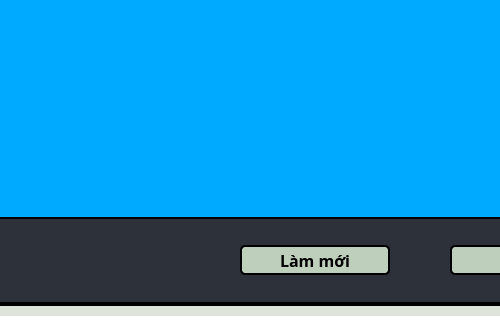
Before: the Qt Designer form attendance.ui in cdghhhiilnnotu/Face-Attendance-CLIENT, drawn with Qt 5; both pictures show x 313 to 813 and y 400 to 720 of the 1280 by 720 pixel window.
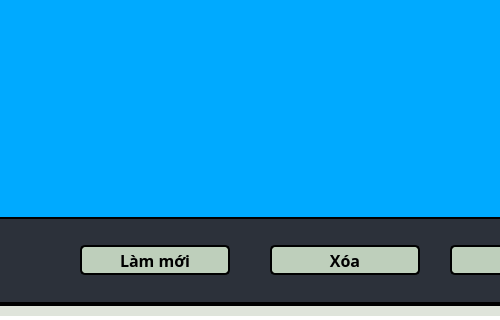
After: the same form once the commit is applied. The open tabs and pages were chosen to show the change. Icons and pictures are not drawn.

The edit to the form file:
```diff
--- a/attendance.ui
+++ b/attendance.ui
@@ -1554,7 +1554,7 @@
                     <widget class="QPushButton" name="recognize_refresh_btn">
                      <property name="geometry">
                       <rect>
-                       <x>470</x>
+                       <x>310</x>
                        <y>20</y>
                        <width>150</width>
                        <height>30</height>
@@ -1592,6 +1592,47 @@
                       </size>
                      </property>
                     </widget>
+                    <widget class="QPushButton" name="recognize_delete_btn">
+                     <property name="geometry">
+                      <rect>
+                       <x>500</x>
+                       <y>20</y>
+                       <width>150</width>
+                       <height>30</height>
+                      </rect>
+                     </property>
+                     <property name="minimumSize">
+                      <size>
+                       <width>150</width>
+                       <height>30</height>
+                      </size>
+                     </property>
+                     <property name="font">
+                      <font>
+                       <family>Cascadia Code</family>
+                       <pointsize>12</pointsize>
+                       <weight>75</weight>
+                       <bold>true</bold>
+                      </font>
+                     </property>
+                     <property name="styleSheet">
+                      <string notr="true">background-color: rgb(190,207,187);
+color: rgb(0,0,0);
+border-radius: 5px;
+border: 2px solid #000;
+font-weight: bold;
+font-size: 12pt;</string>
+                     </property>
+                     <property name="text">
+                      <string>Xóa</string>
+                     </property>
+                     <property name="iconSize">
+                      <size>
+                       <width>25</width>
+                       <height>25</height>
+                      </size>
+                     </property>
+                    </widget>
                    </widget>
                   </item>
                  </layout>
```
Left out of the diff: 30 changed lines with no effect on the pictures.
